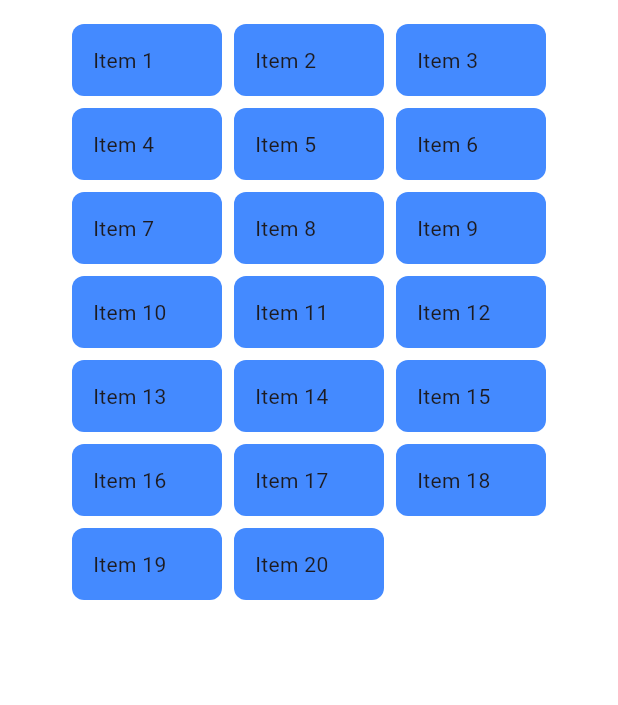
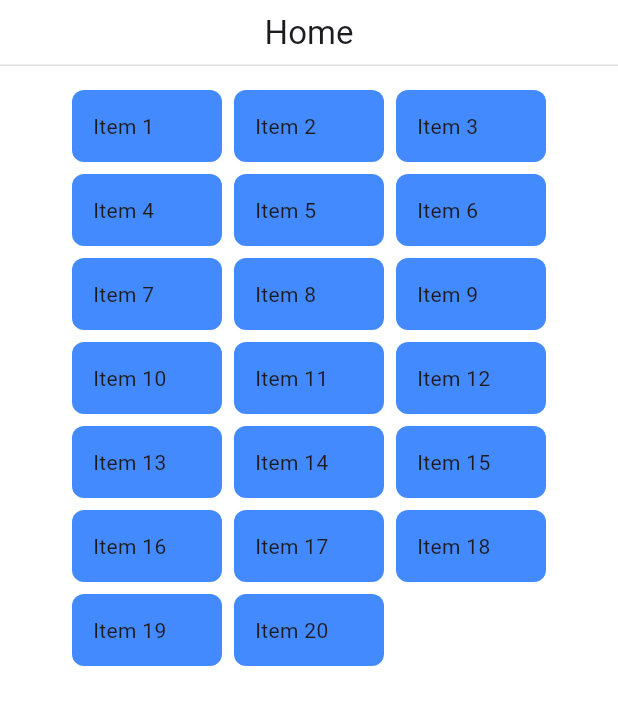
Before and after one commit to henryypin/playground_flutter, a Flutter app: the screen it shows after launch, on a phone screen of 412 x 824 dp. Shown: the top 705 px of the screen. Run offline on Flutter 3.47's test engine with Material 3 defaults, Android fonts, the phone set to English and light mode, and no system bars; our stand-ins replace auto_route, equatable, flutter_bloc.

Commit message:
Add PpAppBar widget and integrate it into HomePage; enhance theme management with app bar colors

```diff
--- a/lib/features/general/home_page.dart
+++ b/lib/features/general/home_page.dart
@@ -3,6 +3,7 @@ import 'package:flutter/material.dart';
 import 'package:auto_route/auto_route.dart';
 
 import 'package:playground_flutter/features/general/widgets/home_item_view.dart';
+import 'package:playground_flutter/pp_ui/pp_ui.dart';
 
 @RoutePage(name: "HomePageRoute")
 class HomePage extends StatelessWidget {
@@ -11,6 +12,7 @@ class HomePage extends StatelessWidget {
   @override
   Widget build(BuildContext context) {
     return Scaffold(
+      appBar: const PpAppBar(type: .none, title: 'Home'),
       body: SingleChildScrollView(
         padding: const .symmetric(vertical: 16, horizontal: 8),
         child: Center(
--- a/lib/pp_ui/pp_constant.dart
+++ b/lib/pp_ui/pp_constant.dart
@@ -1 +1,5 @@
+/// @docImport 'widgets/app_bar/pp_app_bar.dart';
+library;
+
+/// The height of the app bar component, such as [PpAppBar].
 const double ppAppBarHeight = 44.0;
--- a/lib/pp_ui/theme/pp_base_theme.dart
+++ b/lib/pp_ui/theme/pp_base_theme.dart
@@ -1,4 +1,4 @@
-import 'package:playground_flutter/pp_ui/theme/pp_base_color.dart';
+import 'pp_base_color.dart';
 
 class PpBaseTheme {
   const PpBaseTheme();
--- a/lib/pp_ui/theme/themes/pp_light_theme.dart
+++ b/lib/pp_ui/theme/themes/pp_light_theme.dart
@@ -1,5 +1,5 @@
-import 'package:playground_flutter/pp_ui/theme/pp_base_color.dart';
-import 'package:playground_flutter/pp_ui/theme/pp_base_theme.dart';
+import '../pp_base_color.dart';
+import '../pp_base_theme.dart';
 
 class PpLightTheme extends PpBaseTheme {
   const PpLightTheme();
--- a/lib/pp_ui/widgets/app_bar/pp_app_bar.dart
+++ b/lib/pp_ui/widgets/app_bar/pp_app_bar.dart
@@ -1,13 +1,66 @@
 import 'package:flutter/material.dart';
 
-class PpAppBar extends StatelessWidget implements PreferredSizeWidget {
-  const PpAppBar({super.key});
+import 'package:playground_flutter/pp_ui/pp_constant.dart';
+import 'package:playground_flutter/pp_ui/theme/pp_theme_provider.dart';
+
+enum PpAppBarType { none, back, close }
+
+class PpAppBar extends StatefulWidget implements PreferredSizeWidget {
+  const PpAppBar({super.key, this.type = PpAppBarType.back, this.title});
+
+  final PpAppBarType type;
+
+  final String? title;
+
+  @override
+  State<PpAppBar> createState() => _PpAppBarState();
+
+  @override
+  Size get preferredSize => const Size.fromHeight(ppAppBarHeight);
+}
+
+class _PpAppBarState extends State<PpAppBar> with PpThemedState<PpAppBar> {
+  Widget? _buildLeading() {
+    switch (widget.type) {
+      case PpAppBarType.none:
+        return null;
+      case PpAppBarType.back:
+        return IconButton(
+          icon: Icon(Icons.arrow_back, color: ppTheme.color.icon),
+          onPressed: () => Navigator.of(context).pop(),
+        );
+      case PpAppBarType.close:
+        return null;
+    }
+  }
+
+  List<Widget>? _buildActions() {
+    switch (widget.type) {
+      case PpAppBarType.none:
+        return null;
+      case PpAppBarType.back:
+        return null;
+      case PpAppBarType.close:
+        return [
+          IconButton(
+            icon: const Icon(Icons.close),
+            onPressed: () => Navigator.of(context).pop(),
+          ),
+        ];
+    }
+  }
 
   @override
   Widget build(BuildContext context) {
-    return const Placeholder();
+    return AppBar(
+      backgroundColor: ppTheme.color.appBarBackground,
+      title: widget.title != null ? Text(widget.title!) : null,
+      centerTitle: true,
+      shape: Border(bottom: BorderSide(color: ppTheme.color.divider, width: 1)),
+      elevation: 0,
+      surfaceTintColor: Colors.transparent,
+      leading: _buildLeading(),
+      actions: _buildActions(),
+    );
   }
-
-  @override
-  Size get preferredSize => const Size.fromHeight(kToolbarHeight);
 }
```
Also changed, not shown: lib/pp_ui/pp_ui.dart (added, +12 -0 lines), lib/pp_ui/theme/pp_base_color.dart (+12 -1 lines), lib/pp_ui/theme/pp_theme_provider.dart (+1 -14 lines), lib/pp_ui/theme/themes/pp_dark_theme.dart (+9 -3 lines).
